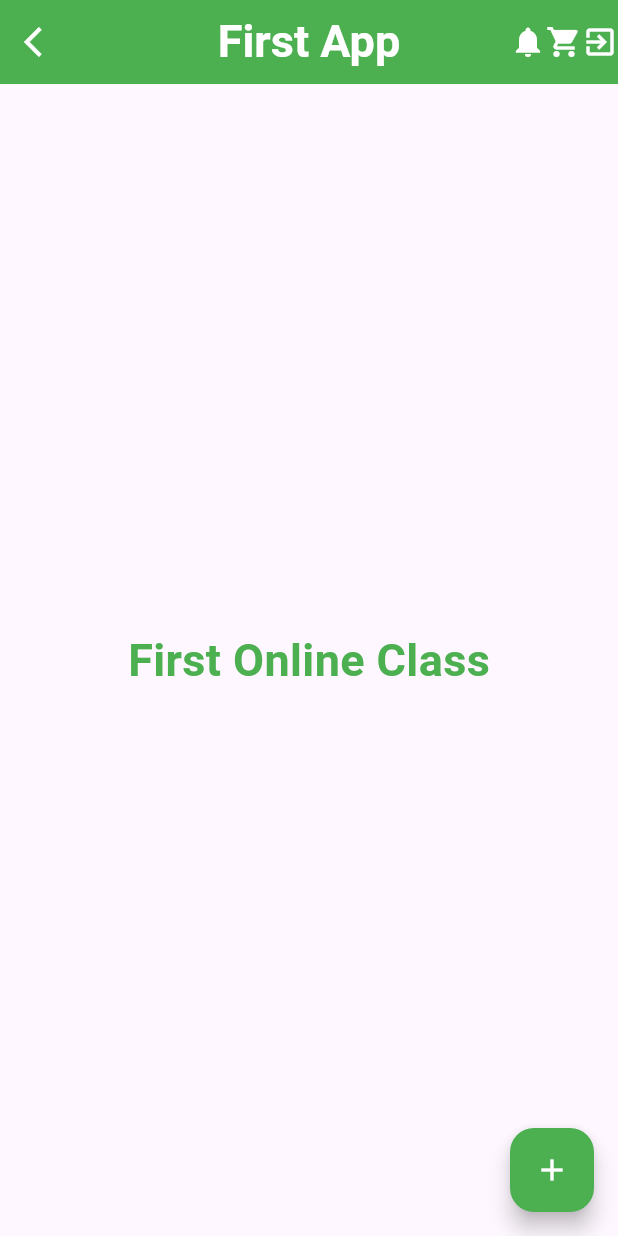
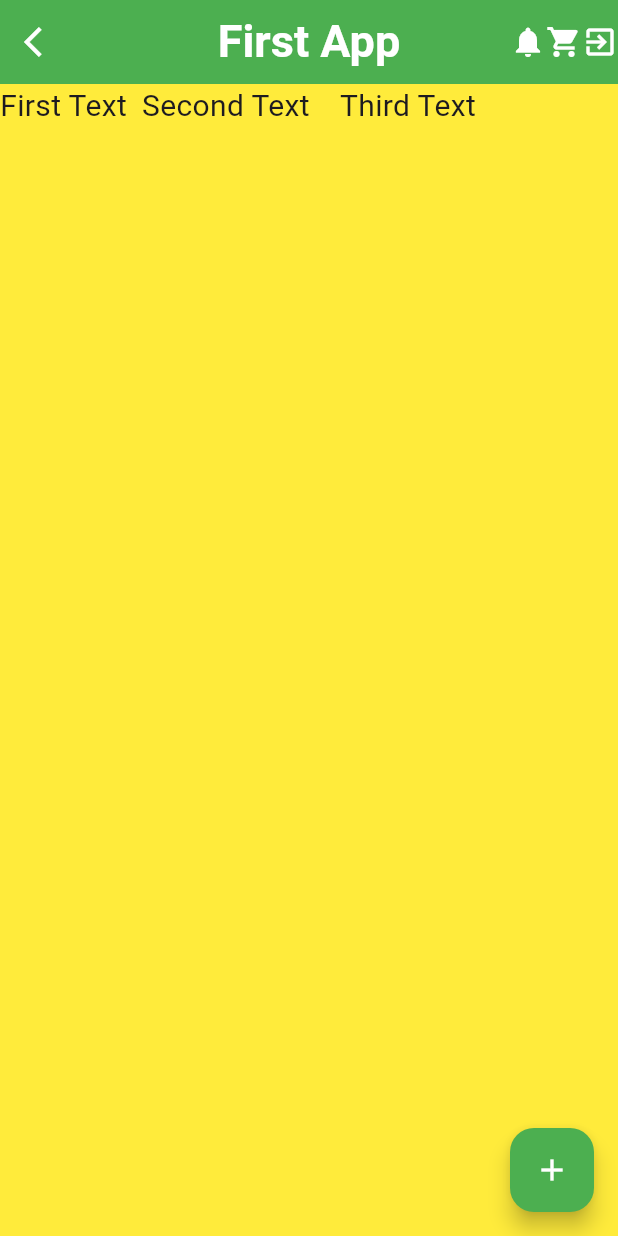
Before and after one commit to MuhammadAliKust/KamranProject, a Flutter app: the screen it shows after launch, on a phone screen of 412 x 824 dp. Run offline on Flutter 3.47's test engine with Material 3 defaults, Android fonts, the phone set to English and light mode, and no system bars.

Commit message:
Row Column Done

```diff
--- a/lib/main.dart
+++ b/lib/main.dart
@@ -11,6 +11,7 @@ class MyApp extends StatelessWidget {
   Widget build(BuildContext context) {
     return MaterialApp(
       home: Scaffold(
+        backgroundColor: Colors.yellow,
         appBar: AppBar(
           backgroundColor: Colors.green,
           title: Text(
@@ -38,17 +39,37 @@ class MyApp extends StatelessWidget {
             ),
           ],
         ),
-        body: Center(
-          child: Text(
-            "First Online Class",
-            style: TextStyle(
-                fontSize: 30, color: Colors.green, fontWeight: FontWeight.bold),
-          ),
+        body: Row(
+          children: [
+            Text(
+              "First Text",
+              style: TextStyle(
+                fontSize: 20,
+              ),
+            ),
+            SizedBox(width: 10,),
+            Text(
+              "Second Text",
+              style: TextStyle(
+                fontSize: 20,
+              ),
+            ),
+            SizedBox(width: 20,),
+            Text(
+              "Third Text",
+              style: TextStyle(
+                fontSize: 20,
+              ),
+            ),
+          ],
         ),
         floatingActionButton: FloatingActionButton(
-          onPressed: (){},
+          onPressed: () {},
           backgroundColor: Colors.green,
-          child: Icon(Icons.add,color: Colors.white,),
+          child: Icon(
+            Icons.add,
+            color: Colors.white,
+          ),
         ),
       ),
     );
```
